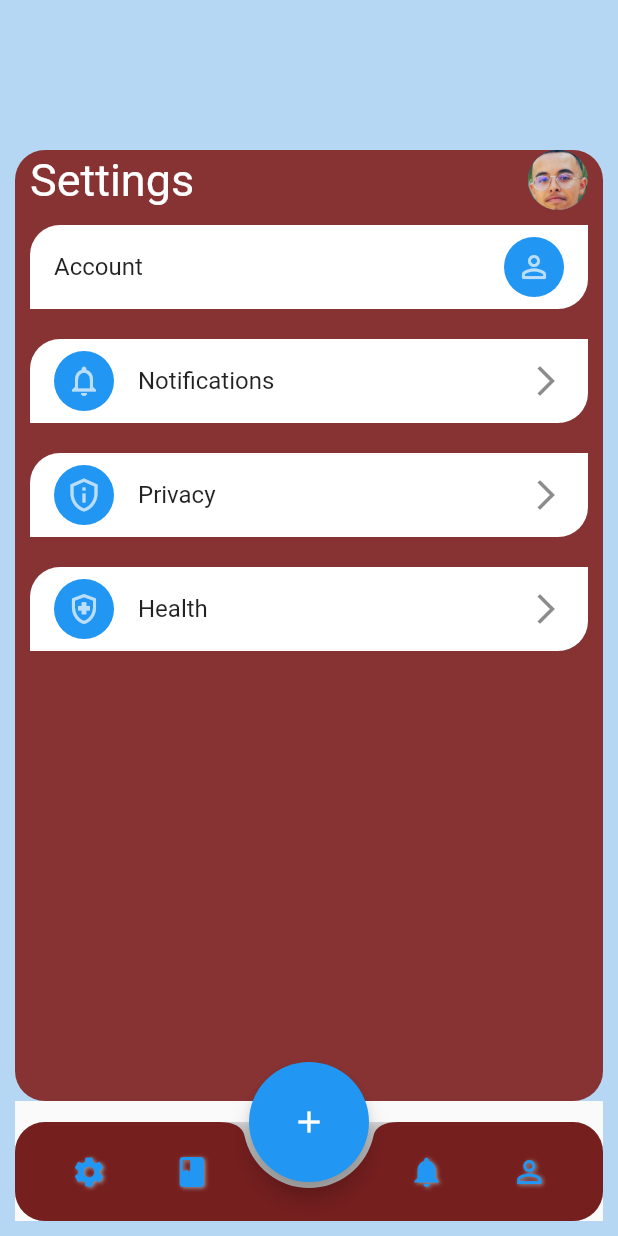
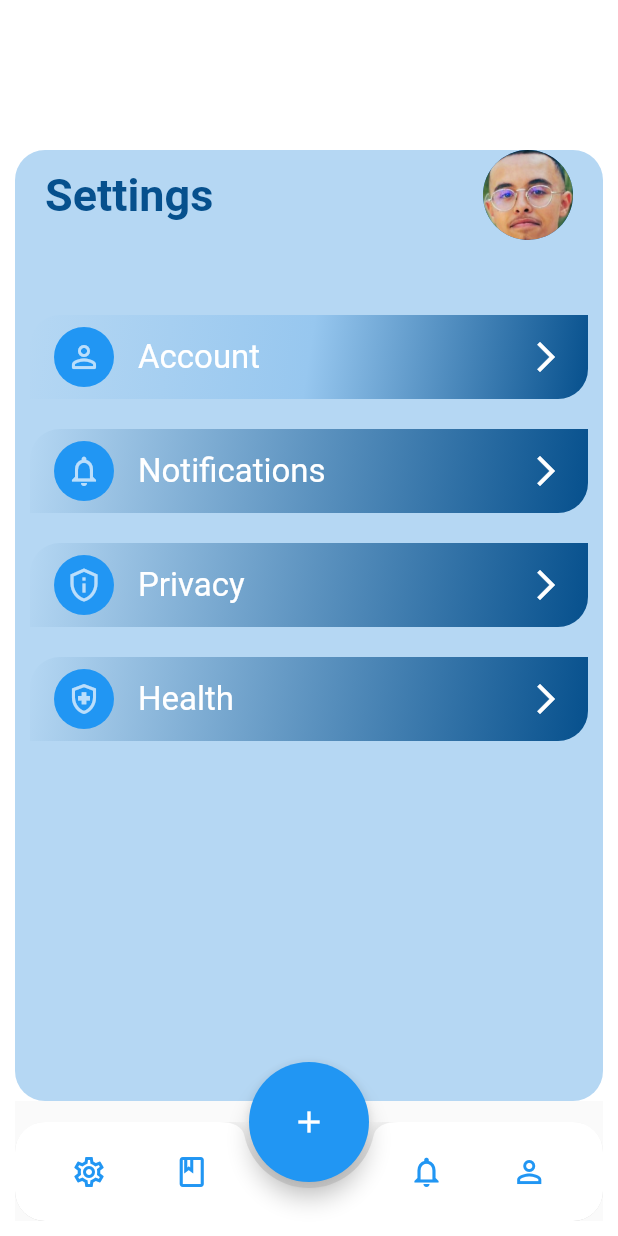
Before and after one commit to octorose/D.one, a Flutter app: the SetteingPage screen opened directly, on a phone screen of 412 x 824 dp. Run offline on Flutter 3.47's test engine with Material 2 defaults, Android fonts, the phone set to English and light mode, and no system bars; our stand-ins replace google_sign_in, local_auth, percent_indicator, shared_preferences; missing offline and left inert: horizontal_center_date_picker, tab_container; accounts and stored records are empty.

Commit message:
Settings

```diff
--- a/lib/Widgets/bottombar2.dart
+++ b/lib/Widgets/bottombar2.dart
@@ -1,6 +1,7 @@
 import 'package:flutter/material.dart';
 import 'package:flutter_application_1/screens/add_menu.dart';
 import 'package:flutter_application_1/screens/menu.dart';
+import 'package:flutter_application_1/screens/Setting.dart';
 import 'dart:math';
 
 String generateRandomString(int len) {
@@ -29,6 +30,7 @@ class _bottonbarState extends State<bottonbar> {
       height: 80,
       width: 80,
       child: Scaffold(
+        extendBody: true,
         floatingActionButtonLocation: FloatingActionButtonLocation.centerDocked,
         floatingActionButton: Container(
           height: 80,
@@ -42,7 +44,7 @@ class _bottonbarState extends State<bottonbar> {
                 MaterialPageRoute(builder: (context) => add()),
               );
             },
-            child: const Icon(Icons.add),
+            child: const Icon(Icons.add_outlined),
           ),
         ),
         bottomNavigationBar: ClipRRect(
@@ -53,30 +55,13 @@ class _bottonbarState extends State<bottonbar> {
             bottomRight: Radius.circular(20.0),
           ),
           child: Container(
-            decoration: BoxDecoration(
-              boxShadow: [
-                BoxShadow(
-                  color: Colors.grey.withOpacity(0.5),
-                  spreadRadius: 5,
-                  blurRadius: 7,
-                  offset: const Offset(0, 3), // changes position of shadow
-                ),
-              ],
-            ),
             child: BottomAppBar(
               // elevation: 10,
               shape: CircularNotchedRectangle(),
-              color: Color.fromARGB(255, 118, 31, 31),
+              color: Colors.white,
               child: IconTheme(
                 data: IconThemeData(
                   color: Colors.blue,
-                  shadows: <Shadow>[
-                    Shadow(
-                      offset: Offset(1.0, 1.0),
-                      blurRadius: 3.0,
-                      color: Colors.grey,
-                    ),
-                  ],
                 ),
                 child: Padding(
                   padding: const EdgeInsets.all(9.0),
@@ -87,9 +72,14 @@ class _bottonbarState extends State<bottonbar> {
                         highlightColor: Colors.transparent,
                         splashColor: Colors.transparent,
                         onPressed: () {
-                          print("4");
+                          Navigator.push(
+                            context,
+                            MaterialPageRoute(
+                              builder: (context) => SetteingPage(),
+                            ),
+                          );
                         },
-                        icon: const Icon(Icons.settings),
+                        icon: const Icon(Icons.settings_outlined),
                       ),
                       IconButton(
                         highlightColor: Colors.transparent,
@@ -97,7 +87,7 @@ class _bottonbarState extends State<bottonbar> {
                         onPressed: () {
                           print("3");
                         },
-                        icon: const Icon(Icons.book),
+                        icon: const Icon(Icons.book_outlined),
                         padding: EdgeInsets.only(right: 50.0),
                       ),
                       IconButton(
@@ -106,7 +96,7 @@ class _bottonbarState extends State<bottonbar> {
                         onPressed: () {
                           print("2");
                         },
-                        icon: const Icon(Icons.notifications),
+                        icon: const Icon(Icons.notifications_outlined),
                         padding: EdgeInsets.only(left: 50.0),
                       ),
                       IconButton(
--- a/lib/screens/Setting.dart
+++ b/lib/screens/Setting.dart
@@ -1,11 +1,13 @@
 import 'package:flutter/material.dart';
 import 'package:flutter_application_1/Widgets/bottombar2.dart';
+import 'package:flutter_application_1/Widgets/Slide.dart';
 
 class SetteingPage extends StatelessWidget {
   @override
   Widget build(BuildContext context) {
+    var Userimg = "assets/hatim1.jpeg";
     return Scaffold(
-      backgroundColor: Color.fromRGBO(181, 215, 243, 1),
+      backgroundColor: Colors.white,
       body: Container(
         height: 700,
         margin: EdgeInsets.only(
@@ -14,7 +16,7 @@ class SetteingPage extends StatelessWidget {
           right: 10.0,
         ),
         decoration: BoxDecoration(
-          color: Color.fromARGB(255, 136, 51, 51),
+          color: Color.fromRGBO(181, 215, 243, 1),
           borderRadius: BorderRadius.only(
             topLeft: Radius.circular(20.0),
             topRight: Radius.circular(20.0),
@@ -24,40 +26,66 @@ class SetteingPage extends StatelessWidget {
         ),
         child: ListView(
           children: [
-            Row(
+            Container(
+              margin: EdgeInsets.only(bottom: 40),
+              child: Row(
                 mainAxisAlignment: MainAxisAlignment.spaceBetween,
                 children: [
                   Container(
-                  margin: EdgeInsets.only(left: 10.0),
+                    margin: EdgeInsets.only(left: 20.0),
                     child: Text(
                       'Settings',
                       style: TextStyle(
                         fontSize: 30.0,
-                      color: Colors.white,
+                        fontWeight: FontWeight.bold,
+                        color: Color.fromARGB(255, 6, 80, 141),
                       ),
                     ),
                   ),
                   Container(
-                  margin: EdgeInsets.only(right: 10.0),
+                    margin: EdgeInsets.only(right: 20.0),
                     child: CircleAvatar(
-                    backgroundImage: AssetImage('assets/hatim1.jpeg'),
+                      radius: 30.0,
+                      backgroundImage: AssetImage(
+                        Userimg,
+                      ),
                     ),
                   ),
                 ],
               ),
+            ),
             Container(
               margin: EdgeInsets.all(10.0),
               decoration: BoxDecoration(
-                color: Colors.white,
+                gradient: LinearGradient(
+                  begin: Alignment.topLeft,
+                  end: Alignment.bottomRight,
+                  colors: [
+                    Color.fromRGBO(181, 215, 243, 1),
+                    Color.fromARGB(255, 151, 199, 239),
+                    Color.fromARGB(255, 6, 80, 141),
+                  ],
+                ),
+                color: Color.fromRGBO(181, 215, 243, 1),
                 borderRadius: BorderRadius.only(
                     topLeft: Radius.circular(20.0),
                     bottomRight: Radius.circular(20.0)),
               ),
               child: ListTile(
-                title: Text('Account'),
-                trailing: CircleAvatar(
+                leading: CircleAvatar(
                   backgroundColor: Colors.blue,
                   child: Icon(Icons.person_outline_rounded),
+                ),
+                title: Text(
+                  'Account',
+                  style: TextStyle(
+                    color: Colors.white,
+                    fontSize: 22.0,
+                  ),
+                ),
+                trailing: Icon(
+                  Icons.arrow_forward_ios,
+                  color: Colors.white,
                 ),
                 onTap: () {
                   // Do something when the ListTile is tapped
@@ -67,7 +95,15 @@ class SetteingPage extends StatelessWidget {
             Container(
               margin: EdgeInsets.all(10.0),
               decoration: BoxDecoration(
-                color: Colors.white,
+                gradient: LinearGradient(
+                  begin: Alignment.topLeft,
+                  end: Alignment.bottomRight,
+                  colors: [
+                    Color.fromRGBO(181, 215, 243, 1),
+                    Color.fromARGB(255, 6, 80, 141),
+                  ],
+                ),
+                color: Color.fromRGBO(181, 215, 243, 1),
                 borderRadius: BorderRadius.only(
                     topLeft: Radius.circular(20.0),
                     bottomRight: Radius.circular(20.0)),
@@ -77,8 +113,17 @@ class SetteingPage extends StatelessWidget {
                   backgroundColor: Colors.blue,
                   child: Icon(Icons.notifications_none_outlined),
                 ),
-                title: Text('Notifications'),
-                trailing: Icon(Icons.arrow_forward_ios),
+                title: Text(
+                  'Notifications',
+                  style: TextStyle(
+                    color: Colors.white,
+                    fontSize: 22.0,
+                  ),
+                ),
+                trailing: Icon(
+                  Icons.arrow_forward_ios,
+                  color: Colors.white,
+                ),
                 onTap: () {
                   // Do something when the ListTile is tapped
                 },
@@ -87,6 +132,14 @@ class SetteingPage extends StatelessWidget {
             Container(
               margin: EdgeInsets.all(10.0),
               decoration: BoxDecoration(
+                gradient: LinearGradient(
+                  begin: Alignment.topLeft,
+                  end: Alignment.bottomRight,
+                  colors: [
+                    Color.fromRGBO(181, 215, 243, 1),
+                    Color.fromARGB(255, 6, 80, 141),
+                  ],
+                ),
                 color: Colors.white,
                 borderRadius: BorderRadius.only(
                     topLeft: Radius.circular(20.0),
@@ -97,8 +150,17 @@ class SetteingPage extends StatelessWidget {
                   backgroundColor: Colors.blue,
                   child: Icon(Icons.privacy_tip_outlined),
                 ),
-                title: Text('Privacy'),
-                trailing: Icon(Icons.arrow_forward_ios),
+                title: Text(
+                  'Privacy',
+                  style: TextStyle(
+                    color: Colors.white,
+                    fontSize: 22.0,
+                  ),
+                ),
+                trailing: Icon(
+                  Icons.arrow_forward_ios,
+                  color: Colors.white,
+                ),
                 onTap: () {
                   // Do something when the ListTile is tapped
                 },
@@ -107,6 +169,14 @@ class SetteingPage extends StatelessWidget {
             Container(
               margin: EdgeInsets.all(10.0),
               decoration: BoxDecoration(
+                gradient: LinearGradient(
+                  begin: Alignment.topLeft,
+                  end: Alignment.bottomRight,
+                  colors: [
+                    Color.fromRGBO(181, 215, 243, 1),
+                    Color.fromARGB(255, 6, 80, 141),
+                  ],
+                ),
                 color: Colors.white,
                 borderRadius: BorderRadius.only(
                     topLeft: Radius.circular(20.0),
@@ -117,8 +187,17 @@ class SetteingPage extends StatelessWidget {
                   backgroundColor: Colors.blue,
                   child: Icon(Icons.health_and_safety_outlined),
                 ),
-                title: Text('Health'),
-                trailing: Icon(Icons.arrow_forward_ios),
+                title: Text(
+                  'Health',
+                  style: TextStyle(
+                    color: Colors.white,
+                    fontSize: 22.0,
+                  ),
+                ),
+                trailing: Icon(
+                  Icons.arrow_forward_ios,
+                  color: Colors.white,
+                ),
                 onTap: () {
                   // Do something when the ListTile is tapped
                 },
--- /dev/null
+++ b/lib/screens/UploadImg.dart
@@ -0,0 +1,36 @@
+import 'package:flutter/cupertino.dart';
+import 'package:flutter/material.dart';
+import 'package:flutter/src/widgets/framework.dart';
+
+class UploadImgPage extends StatefulWidget {
+  const UploadImgPage({super.key});
+
+  @override
+  State<UploadImgPage> createState() => _UploadImgPageState();
+}
+
+class _UploadImgPageState extends State<UploadImgPage> {
+  @override
+  Widget build(BuildContext context) {
+    return Scaffold(
+      backgroundColor: Colors.white,
+      body: Column(
+        crossAxisAlignment: CrossAxisAlignment.center,
+        children: [
+          SizedBox(
+            height: 150,
+          ),
+          Container(
+            margin: const EdgeInsets.only(bottom: 15),
+            child: const Image(
+              height: 120,
+              width: 120,
+              // hat hana logo d-one
+              image: AssetImage('assets/logo1.png'),
+            ),
+          ),
+        ],
+      ),
+    );
+  }
+}
--- a/lib/screens/forms/login_form.dart
+++ b/lib/screens/forms/login_form.dart
@@ -4,6 +4,7 @@ import 'package:flutter_application_1/screens/menu.dart';
 import 'package:flutter_application_1/screens/LogupPage.dart';
 import 'package:google_sign_in/google_sign_in.dart';
 import 'package:flutter_application_1/screens/Setting.dart';
+import 'package:flutter_application_1/screens/UploadImg.dart';
 
 // import 'package:keyboard_visibility/keyboard_visibility.dart';
 
@@ -333,7 +334,7 @@ class _LoginFormState extends State<LoginForm> {
                                     Navigator.push(
                                       context,
                                       MaterialPageRoute(
-                                        builder: (context) => SetteingPage(),
+                                        builder: (context) => UploadImgPage(),
                                       ),
                                     );
                                   },
```
Lines whose indentation alone changed are shown as unchanged.
